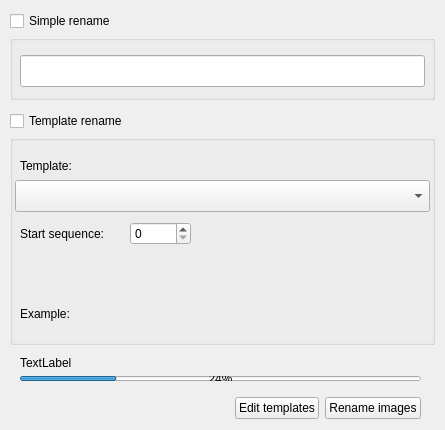
Before: the Qt Designer form Dialogs/renamefiledlg.ui in towhee/Winnow64, drawn with Qt 5.
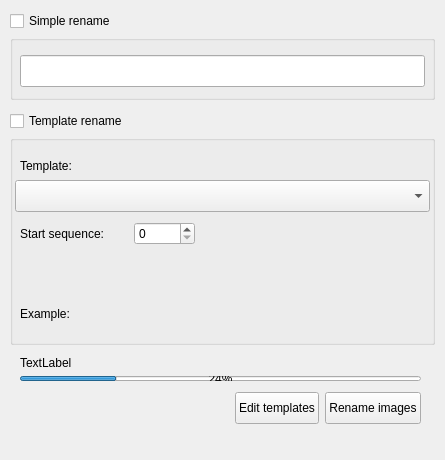
After: the same form once the commit is applied.

Patch:
```diff
--- a/Dialogs/renamefiledlg.ui
+++ b/Dialogs/renamefiledlg.ui
@@ -7,11 +7,11 @@
     <x>0</x>
     <y>0</y>
     <width>445</width>
-    <height>430</height>
+    <height>460</height>
    </rect>
   </property>
   <property name="sizePolicy">
-   <sizepolicy hsizetype="Maximum" vsizetype="Maximum">
+   <sizepolicy hsizetype="Maximum" vsizetype="Expanding">
     <horstretch>0</horstretch>
     <verstretch>0</verstretch>
    </sizepolicy>
@@ -19,13 +19,13 @@
   <property name="minimumSize">
    <size>
     <width>445</width>
-    <height>305</height>
+    <height>460</height>
    </size>
   </property>
   <property name="maximumSize">
    <size>
     <width>445</width>
-    <height>430</height>
+    <height>460</height>
    </size>
   </property>
   <property name="windowTitle">
@@ -134,7 +134,7 @@
      <rect>
       <x>10</x>
       <y>87</y>
-      <width>171</width>
+      <width>175</width>
       <height>23</height>
      </rect>
     </property>
@@ -296,6 +296,24 @@
     </item>
     <item>
      <widget class="QPushButton" name="filenameTemplatesBtn">
+      <property name="sizePolicy">
+       <sizepolicy hsizetype="Minimum" vsizetype="Minimum">
+        <horstretch>0</horstretch>
+        <verstretch>0</verstretch>
+       </sizepolicy>
+      </property>
+      <property name="minimumSize">
+       <size>
+        <width>0</width>
+        <height>32</height>
+       </size>
+      </property>
+      <property name="maximumSize">
+       <size>
+        <width>16777215</width>
+        <height>32</height>
+       </size>
+      </property>
       <property name="text">
        <string>Edit templates</string>
       </property>
@@ -306,10 +324,22 @@
     </item>
     <item>
      <widget class="QPushButton" name="okBtn">
+      <property name="sizePolicy">
+       <sizepolicy hsizetype="Minimum" vsizetype="Minimum">
+        <horstretch>0</horstretch>
+        <verstretch>0</verstretch>
+       </sizepolicy>
+      </property>
       <property name="minimumSize">
        <size>
         <width>80</width>
-        <height>0</height>
+        <height>32</height>
+       </size>
+      </property>
+      <property name="maximumSize">
+       <size>
+        <width>16777215</width>
+        <height>32</height>
        </size>
       </property>
       <property name="text">
```
